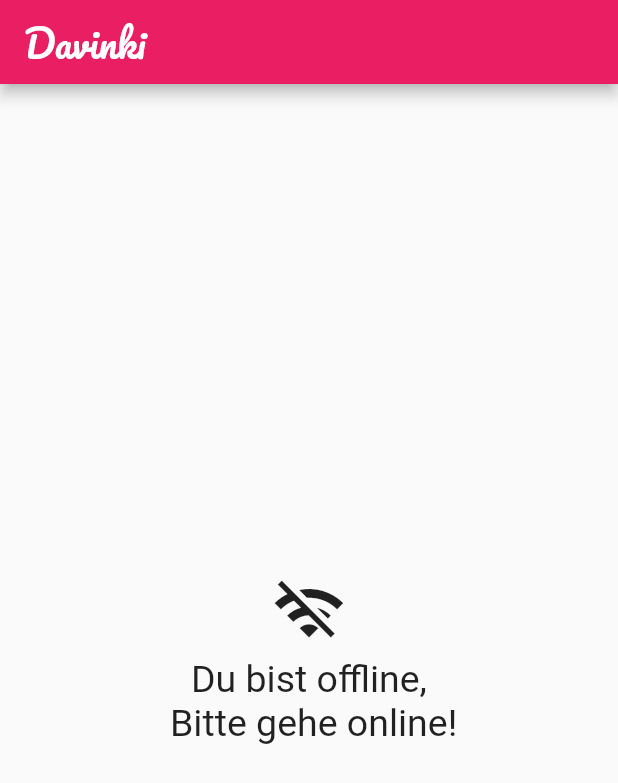
After one commit to SH1RL0CK/davinki, a Flutter app: the UserIsOfflineScreen screen opened directly, on a phone screen of 412 x 824 dp. The commit adds this screen. Shown: the top 783 px of the screen. Run offline on Flutter 3.47's test engine with Material 2 defaults, Android fonts, the phone set to English and light mode, and no system bars; our stand-ins replace carousel_slider, date_format, google_fonts, shared_preferences; missing offline and left inert: enum_to_string; accounts and stored records are empty.

```diff
--- a/lib/models/general_settings.dart
+++ b/lib/models/general_settings.dart
@@ -24,7 +24,7 @@ class GeneralSettings {
     String? schoolType = sharedPreferences.getString(this._schoolTypeKey);
     this.schoolType = EnumToString.fromString(SchoolType.values, schoolType ?? '');
     this.username = sharedPreferences.getString(this._usernameKey);
-    this.password = password = sharedPreferences.getString(this._passwordKey);
+    this.password = sharedPreferences.getString(this._passwordKey);
     if (this.name == null || this.userType == null || this.schoolType == null || this.username == null || this.password == null) {
       return false;
     }
--- /dev/null
+++ b/lib/screens/user_is_offline_screen/user_is_offline_screen.dart
@@ -0,0 +1,35 @@
+import 'package:flutter/material.dart';
+import 'package:google_fonts/google_fonts.dart';
+
+class UserIsOfflineScreen extends StatelessWidget {
+  const UserIsOfflineScreen({Key? key}) : super(key: key);
+
+  @override
+  Widget build(BuildContext context) {
+    return Scaffold(
+      appBar: AppBar(
+        title: Text(
+          'Davinki',
+          style: GoogleFonts.pacifico(fontSize: 25),
+        ),
+      ),
+      body: Center(
+        child: Column(
+          mainAxisAlignment: MainAxisAlignment.center,
+          children: <Widget>[
+            Icon(
+              Icons.wifi_off,
+              size: 50,
+            ),
+            SizedBox(height: 5),
+            Text(
+              'Du bist offline, \n Bitte gehe online!',
+              textAlign: TextAlign.center,
+              style: TextStyle(fontSize: 25),
+            ),
+          ],
+        ),
+      ),
+    );
+  }
+}
--- a/lib/screens/weekly_timetable_screen/weekly_timetable_screen.dart
+++ b/lib/screens/weekly_timetable_screen/weekly_timetable_screen.dart
@@ -1,19 +1,19 @@
-import 'package:davinki/models/course_settings.dart';
-import 'package:davinki/models/general_settings.dart';
 import 'package:flutter/material.dart';
 import 'package:google_fonts/google_fonts.dart';
-import 'package:davinki/screens/setting_screens/general_settings_screen.dart';
+import 'package:davinki/utils.dart';
+import 'package:davinki/models/general_settings.dart';
+import 'package:davinki/models/course_settings.dart';
+import 'package:davinki/screens/setting_screens/general_settings_screen/general_settings_screen.dart';
 import 'package:davinki/screens/weekly_timetable_screen/widgets/weekly_timetable.dart';
 
 class WeeklyTimetableScreen extends StatefulWidget {
   final Map<String, dynamic> _infoserverData;
-  final bool _offline;
+  final bool offline;
   final GeneralSettings _generalSettings;
   final CourseSettings _courseSettings;
-  WeeklyTimetableScreen(this._infoserverData, this._offline, this._generalSettings, this._courseSettings);
+  WeeklyTimetableScreen(this._infoserverData, this._generalSettings, this._courseSettings, {this.offline = false});
   @override
-  _WeeklyTimetableScreenState createState() =>
-      _WeeklyTimetableScreenState(this._infoserverData, this._offline, this._generalSettings, this._courseSettings);
+  _WeeklyTimetableScreenState createState() => _WeeklyTimetableScreenState(this._infoserverData, this.offline, this._generalSettings, this._courseSettings);
 }
 
 class _WeeklyTimetableScreenState extends State<WeeklyTimetableScreen> {
@@ -78,10 +78,9 @@ class _WeeklyTimetableScreenState extends State<WeeklyTimetableScreen> {
               color: Colors.white,
             ),
             onPressed: () {
-              Navigator.pushAndRemoveUntil(
+              navigateToOtherScreen(
+                GeneralSettingsScreen(this._generalSettings, this._courseSettings),
                 context,
-                MaterialPageRoute(builder: (context) => GeneralSettingsScreen(this._generalSettings, this._courseSettings)),
-                (Route route) => false,
               );
             },
           )
```
Also changed, not shown: lib/models/davinci_infoserver_service_exceptions.dart (+8 -0 lines), lib/screens/loading_screen/loading_screen.dart (+50 -16 lines), lib/screens/setting_screens/couse_settings_screen/course_settings_screen.dart (renamed from lib/screens/setting_screens/course_settings_screen.dart, +5 -6 lines), lib/screens/setting_screens/general_settings_screen/general_settings_screen.dart (renamed from lib/screens/setting_screens/general_settings_screen.dart, +26 -12 lines), lib/services/davinci_infoserver_service.dart (+13 -10 lines), lib/utils.dart (+8 -35 lines), lib/widgets/info_dialog.dart (added, +23 -0 lines).
